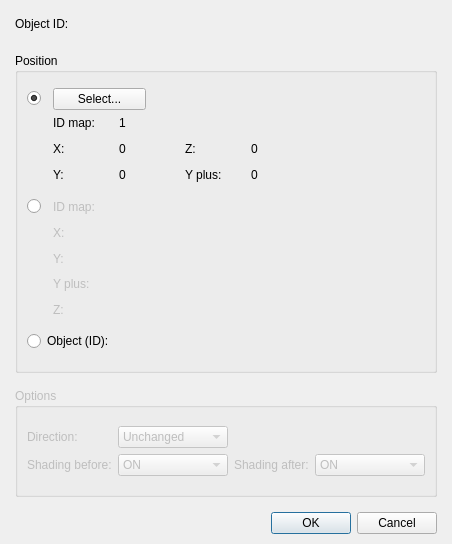
RPG-Paper-Maker/RPG-Paper-Maker, file Dialogs/Commands/dialogcommandteleportobject.ui: the form before one commit.
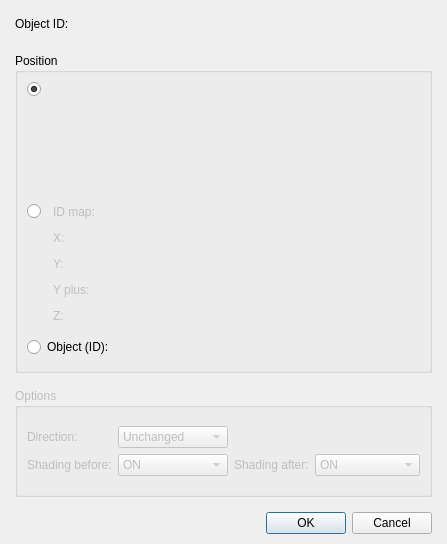
The form after the commit. Custom widgets are drawn as their Qt base class.

Commit message: Battle choose map in command start battle + PanelSelectPosition widget

The edit to the form file:
```diff
--- a/Dialogs/Commands/dialogcommandteleportobject.ui
+++ b/Dialogs/Commands/dialogcommandteleportobject.ui
@@ -6,14 +6,14 @@
    <rect>
     <x>0</x>
     <y>0</y>
-    <width>452</width>
+    <width>447</width>
     <height>544</height>
    </rect>
   </property>
   <property name="windowTitle">
    <string>Teleport object...</string>
   </property>
-  <layout class="QGridLayout" name="gridLayout_6">
+  <layout class="QGridLayout" name="gridLayout_3">
    <property name="leftMargin">
     <number>15</number>
    </property>
@@ -82,21 +82,14 @@
        <property name="title">
         <string>Position</string>
        </property>
-       <layout class="QGridLayout" name="gridLayout_3">
-        <property name="topMargin">
-         <number>15</number>
-        </property>
-        <property name="bottomMargin">
-         <number>15</number>
-        </property>
-        <item row="0" column="0">
-         <layout class="QVBoxLayout" name="verticalLayout">
-          <item>
            <layout class="QGridLayout" name="gridLayout_2">
-            <property name="verticalSpacing">
-             <number>0</number>
-            </property>
             <item row="0" column="0">
+         <layout class="QVBoxLayout" name="verticalLayout_3">
+          <item>
+           <layout class="QHBoxLayout" name="horizontalLayout_3" stretch="0,1">
+            <item>
+             <layout class="QVBoxLayout" name="verticalLayout">
+              <item>
              <widget class="QRadioButton" name="radioButtonSelect">
               <property name="text">
                <string/>
@@ -106,243 +99,34 @@
               </property>
              </widget>
             </item>
-            <item row="0" column="1" colspan="2">
-             <widget class="QPushButton" name="pushButtonSelect">
-              <property name="text">
-               <string>Select...</string>
-              </property>
-             </widget>
-            </item>
-            <item row="0" column="3" colspan="4">
-             <spacer name="horizontalSpacer_4">
-              <property name="orientation">
-               <enum>Qt::Horizontal</enum>
-              </property>
-              <property name="sizeHint" stdset="0">
-               <size>
-                <width>278</width>
-                <height>17</height>
-               </size>
-              </property>
-             </spacer>
-            </item>
-            <item row="1" column="0" rowspan="3">
+              <item>
              <spacer name="verticalSpacer_2">
               <property name="orientation">
                <enum>Qt::Vertical</enum>
               </property>
               <property name="sizeHint" stdset="0">
                <size>
-                <width>20</width>
-                <height>98</height>
+                  <width>18</width>
+                  <height>41</height>
                </size>
               </property>
              </spacer>
             </item>
-            <item row="1" column="1">
-             <widget class="QLabel" name="labelLIDMap">
-              <property name="enabled">
-               <bool>true</bool>
-              </property>
-              <property name="text">
-               <string>ID map:</string>
-              </property>
-             </widget>
+             </layout>
             </item>
-            <item row="1" column="2" colspan="2">
-             <widget class="QLabel" name="labelIDMap">
+            <item>
+             <widget class="PanelSelectPosition" name="panelSelectPosition" native="true">
               <property name="minimumSize">
                <size>
-                <width>60</width>
-                <height>0</height>
+                <width>286</width>
+                <height>111</height>
                </size>
               </property>
               <property name="maximumSize">
                <size>
-                <width>60</width>
-                <height>16777215</height>
+                <width>16777215</width>
+                <height>111</height>
                </size>
-              </property>
-              <property name="text">
-               <string>1</string>
-              </property>
-             </widget>
-            </item>
-            <item row="1" column="4" colspan="2">
-             <spacer name="horizontalSpacer_7">
-              <property name="orientation">
-               <enum>Qt::Horizontal</enum>
-              </property>
-              <property name="sizeHint" stdset="0">
-               <size>
-                <width>158</width>
-                <height>20</height>
-               </size>
-              </property>
-             </spacer>
-            </item>
-            <item row="1" column="6" rowspan="3">
-             <spacer name="horizontalSpacer_6">
-              <property name="orientation">
-               <enum>Qt::Horizontal</enum>
-              </property>
-              <property name="sizeHint" stdset="0">
-               <size>
-                <width>48</width>
-                <height>78</height>
-               </size>
-              </property>
-             </spacer>
-            </item>
-            <item row="2" column="1">
-             <widget class="QLabel" name="labelLX">
-              <property name="minimumSize">
-               <size>
-                <width>60</width>
-                <height>10</height>
-               </size>
-              </property>
-              <property name="maximumSize">
-               <size>
-                <width>60</width>
-                <height>16777215</height>
-               </size>
-              </property>
-              <property name="text">
-               <string>X:</string>
-              </property>
-             </widget>
-            </item>
-            <item row="2" column="2" colspan="2">
-             <widget class="QLabel" name="labelX">
-              <property name="minimumSize">
-               <size>
-                <width>60</width>
-                <height>0</height>
-               </size>
-              </property>
-              <property name="maximumSize">
-               <size>
-                <width>60</width>
-                <height>16777215</height>
-               </size>
-              </property>
-              <property name="text">
-               <string>0</string>
-              </property>
-             </widget>
-            </item>
-            <item row="2" column="4">
-             <widget class="QLabel" name="labelLZ">
-              <property name="minimumSize">
-               <size>
-                <width>60</width>
-                <height>0</height>
-               </size>
-              </property>
-              <property name="maximumSize">
-               <size>
-                <width>60</width>
-                <height>16777215</height>
-               </size>
-              </property>
-              <property name="text">
-               <string>Z:</string>
-              </property>
-             </widget>
-            </item>
-            <item row="2" column="5">
-             <widget class="QLabel" name="labelZ">
-              <property name="minimumSize">
-               <size>
-                <width>60</width>
-                <height>0</height>
-               </size>
-              </property>
-              <property name="maximumSize">
-               <size>
-                <width>60</width>
-                <height>16777215</height>
-               </size>
-              </property>
-              <property name="text">
-               <string>0</string>
-              </property>
-             </widget>
-            </item>
-            <item row="3" column="1">
-             <widget class="QLabel" name="labelLY">
-              <property name="minimumSize">
-               <size>
-                <width>60</width>
-                <height>0</height>
-               </size>
-              </property>
-              <property name="maximumSize">
-               <size>
-                <width>60</width>
-                <height>16777215</height>
-               </size>
-              </property>
-              <property name="text">
-               <string>Y:</string>
-              </property>
-             </widget>
-            </item>
-            <item row="3" column="2" colspan="2">
-             <widget class="QLabel" name="labelY">
-              <property name="minimumSize">
-               <size>
-                <width>60</width>
-                <height>0</height>
-               </size>
-              </property>
-              <property name="maximumSize">
-               <size>
-                <width>60</width>
-                <height>16777215</height>
-               </size>
-              </property>
-              <property name="text">
-               <string>0</string>
-              </property>
-             </widget>
-            </item>
-            <item row="3" column="4">
-             <widget class="QLabel" name="labelLYPlus">
-              <property name="minimumSize">
-               <size>
-                <width>60</width>
-                <height>0</height>
-               </size>
-              </property>
-              <property name="maximumSize">
-               <size>
-                <width>60</width>
-                <height>16777215</height>
-               </size>
-              </property>
-              <property name="text">
-               <string>Y plus:</string>
-              </property>
-             </widget>
-            </item>
-            <item row="3" column="5">
-             <widget class="QLabel" name="labelYPlus">
-              <property name="minimumSize">
-               <size>
-                <width>60</width>
-                <height>0</height>
-               </size>
-              </property>
-              <property name="maximumSize">
-               <size>
-                <width>60</width>
-                <height>16777215</height>
-               </size>
-              </property>
-              <property name="text">
-               <string>0</string>
               </property>
              </widget>
             </item>
@@ -533,7 +317,9 @@
             </item>
            </layout>
           </item>
-          <item>
+         </layout>
+        </item>
+        <item row="1" column="0">
            <layout class="QHBoxLayout" name="horizontalLayout" stretch="0,0,1">
             <item>
              <widget class="QRadioButton" name="radioButtonObject">
@@ -577,8 +363,6 @@
            </layout>
           </item>
          </layout>
-        </item>
-       </layout>
       </widget>
      </item>
      <item>
@@ -741,6 +525,12 @@
    <header>panelprimitivevalue.h</header>
    <container>1</container>
   </customwidget>
+  <customwidget>
+   <class>PanelSelectPosition</class>
+   <extends>QWidget</extends>
+   <header>panelselectposition.h</header>
+   <container>1</container>
+  </customwidget>
  </customwidgets>
  <resources/>
  <connections>
```
Lines whose indentation alone changed are shown as unchanged. The commit also changes 12 other files.
